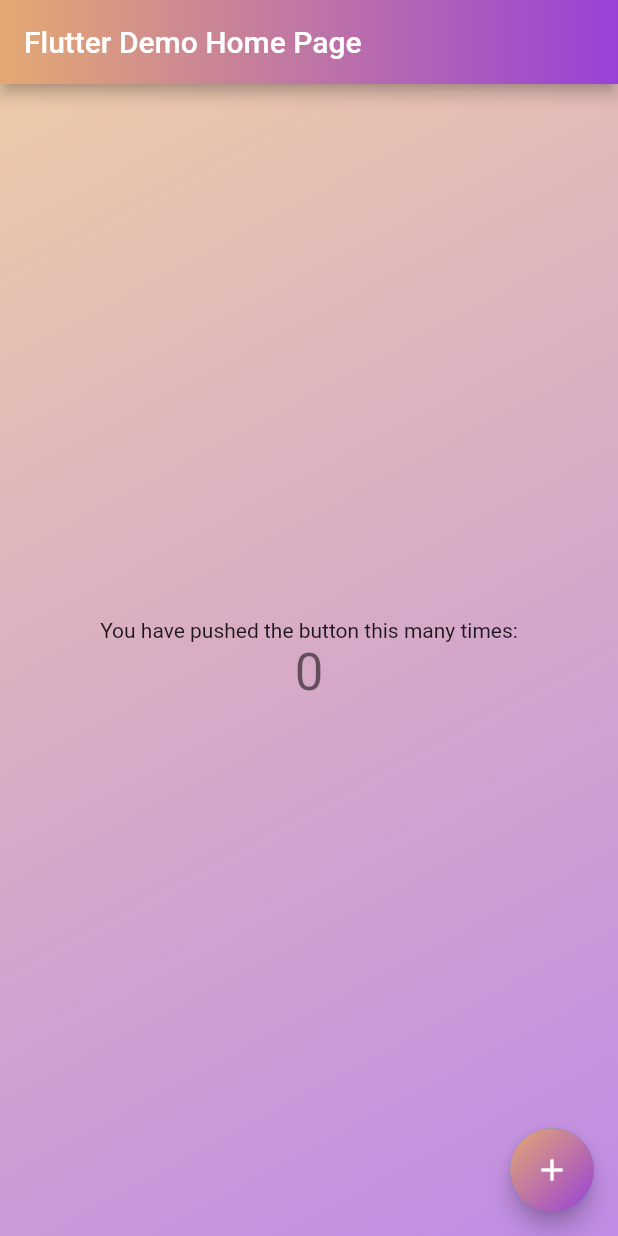
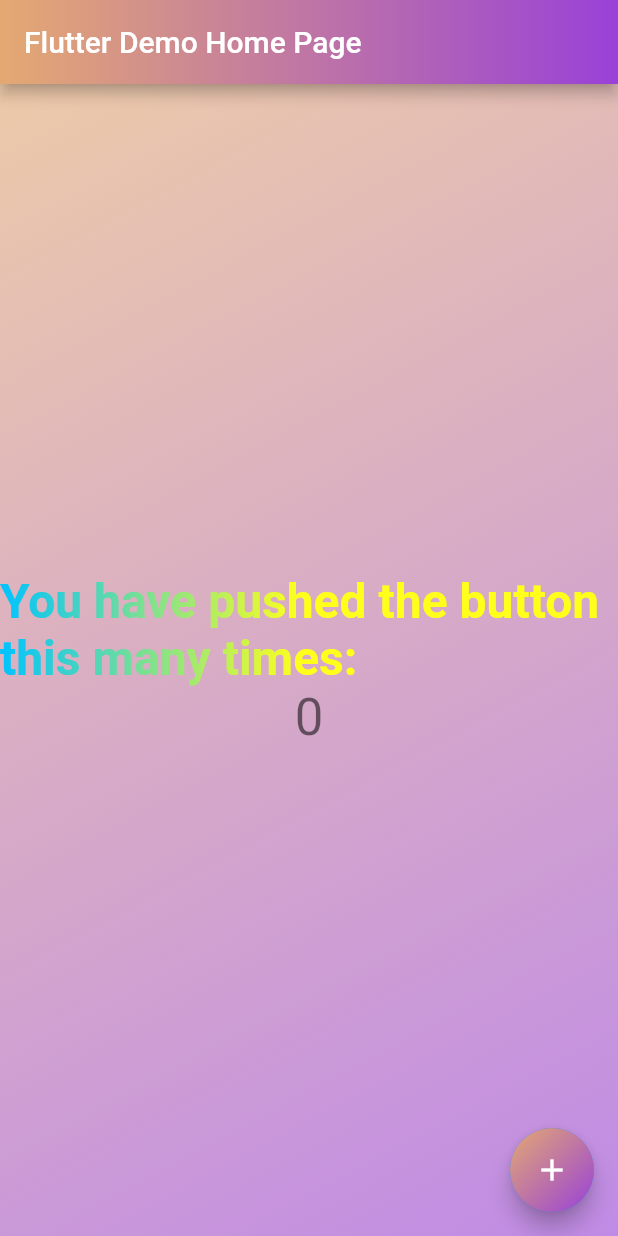
Before and after one commit to azukisiromochi/gradient_sample, a Flutter app: the screen it shows after launch, on a phone screen of 412 x 824 dp. Run offline on Flutter 3.47's test engine with Material 2 defaults, Android fonts, the phone set to English and light mode, and no system bars; our stand-ins replace gradient_app_bar.

Commit message:
Update: text をグラデーション 🔠

```diff
--- a/lib/main.dart
+++ b/lib/main.dart
@@ -60,6 +60,20 @@ class _MyHomePageState extends State<MyHomePage> {
 
   @override
   Widget build(BuildContext context) {
+    final Shader _linearGradient = LinearGradient(
+      colors: <Color>[
+        Color(0xff00c3ff),
+        Color(0xffffff1c),
+      ],
+    ).createShader(
+      Rect.fromLTWH(
+        0.0,
+        0.0,
+        200.0,
+        70.0,
+      ),
+    );
+
     // This method is rerun every time setState is called, for instance as done
     // by the _incrementCounter method above.
     //
@@ -113,6 +127,10 @@ class _MyHomePageState extends State<MyHomePage> {
             children: <Widget>[
               Text(
                 'You have pushed the button this many times:',
+                style: new TextStyle(
+                    fontSize: 32.0,
+                    fontWeight: FontWeight.bold,
+                    foreground: Paint()..shader = _linearGradient),
               ),
               Text(
                 '$_counter',
```
